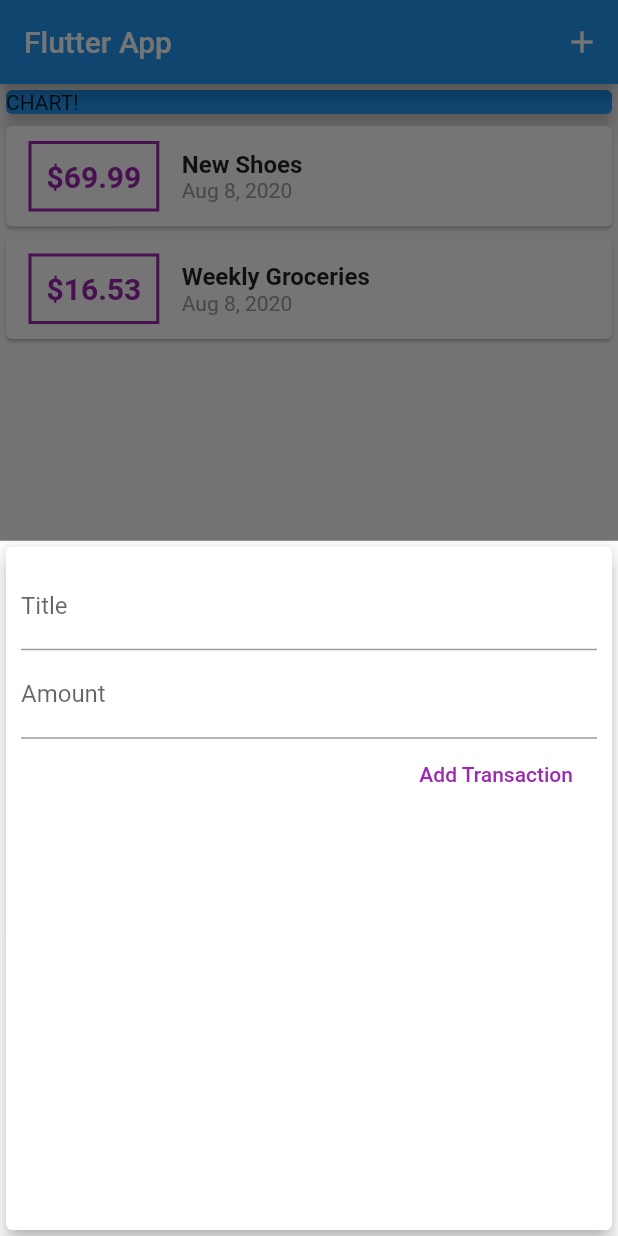
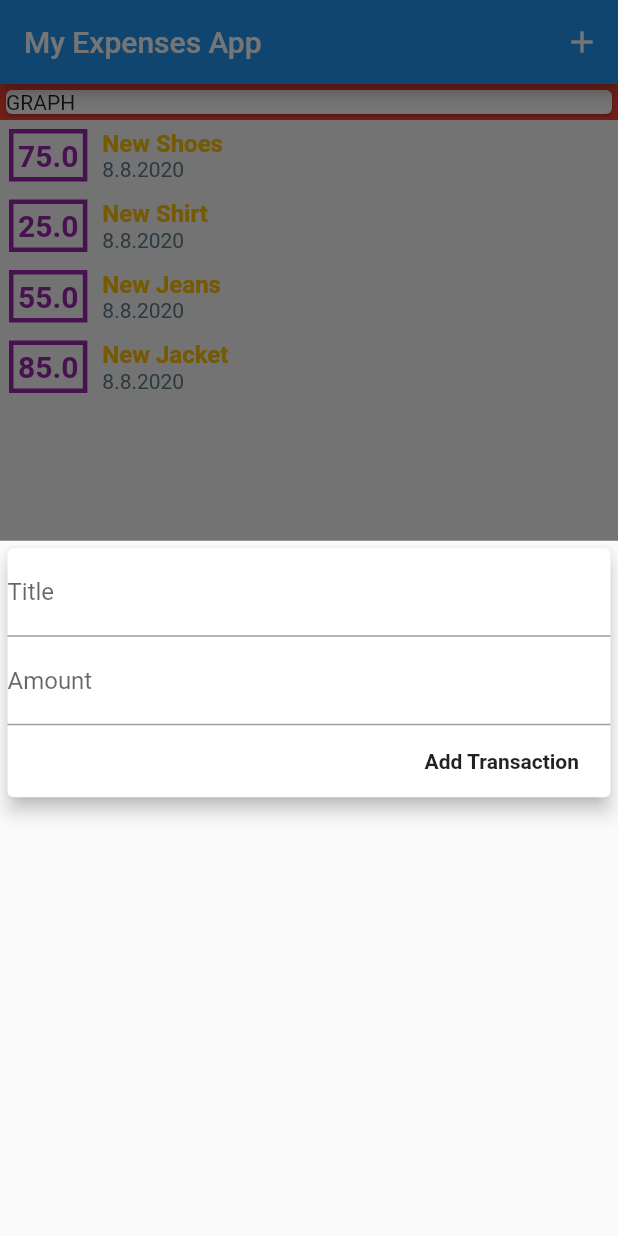
Before and after one commit to leticek/expenses_app, a Flutter app: the screen it shows after launch, after a tap on the "add" icon, on a phone screen of 412 x 824 dp. Run offline on Flutter 3.47's test engine with Material 2 defaults, Android fonts, the phone set to English and light mode, and no system bars.

Commit message:
refactored again, working now

```diff
--- a/lib/main.dart
+++ b/lib/main.dart
@@ -1,64 +1,78 @@
 import 'package:flutter/material.dart';
 
+import './models/transaction.dart';
 import './widgets/new_transaction.dart';
 import './widgets/transaction_list.dart';
-import './models/transaction.dart';
 
-void main() => runApp(MyApp());
+void main() {
+  runApp(MyApp());
+}
 
 class MyApp extends StatelessWidget {
   @override
   Widget build(BuildContext context) {
     return MaterialApp(
-      title: 'Flutter App',
-      home: MyHomePage(),
+      title: 'Flutter Demo',
+      home: MyExpensesHome(),
     );
   }
 }
 
-class MyHomePage extends StatefulWidget {
-  // String titleInput;
-  // String amountInput;
+class MyExpensesHome extends StatefulWidget {
   @override
-  _MyHomePageState createState() => _MyHomePageState();
+  _MyExpensesHomeState createState() => _MyExpensesHomeState();
 }
 
-class _MyHomePageState extends State<MyHomePage> {
-  final List<Transaction> _userTransactions = [
+class _MyExpensesHomeState extends State<MyExpensesHome> {
+  final List<Transaction> _transactionList = [
     Transaction(
       id: 't1',
       title: 'New Shoes',
-      amount: 69.99,
+      price: 75,
       date: DateTime.now(),
     ),
     Transaction(
       id: 't2',
-      title: 'Weekly Groceries',
-      amount: 16.53,
+      title: 'New Shirt',
+      price: 25,
+      date: DateTime.now(),
+    ),
+    Transaction(
+      id: 't3',
+      title: 'New Jeans',
+      price: 55,
+      date: DateTime.now(),
+    ),
+    Transaction(
+      id: 't4',
+      title: 'New Jacket',
+      price: 85,
       date: DateTime.now(),
     ),
   ];
 
-  void _addNewTransaction(String txTitle, double txAmount) {
-    final newTx = Transaction(
-      title: txTitle,
-      amount: txAmount,
+  void _addTransaction({String tTitle, double tAmount}) {
+    final t = Transaction(
+      id: DateTime.now().toString(),
+      title: tTitle,
+      price: tAmount,
       date: DateTime.now(),
-      id: DateTime.now().toString(),
     );
 
     setState(() {
-      _userTransactions.add(newTx);
+      _transactionList.add(t);
     });
   }
 
-  void _startAddNewTransaction(BuildContext ctx) {
+  void startNewTransaction(BuildContext ctx) {
     showModalBottomSheet(
       context: ctx,
       builder: (_) {
         return GestureDetector(
           onTap: () {},
-          child: NewTransaction(_addNewTransaction),
+          child: NewTransaction(
+            buttonHandler: this._addTransaction,
+          ),
           behavior: HitTestBehavior.opaque,
         );
       },
@@ -69,35 +83,35 @@ class _MyHomePageState extends State<MyHomePage> {
   Widget build(BuildContext context) {
     return Scaffold(
       appBar: AppBar(
-        title: Text('Flutter App'),
+        title: Text('My Expenses App'),
         actions: <Widget>[
           IconButton(
             icon: Icon(Icons.add),
-            onPressed: () => _startAddNewTransaction(context),
-          ),
+            onPressed: () => startNewTransaction(context),
+          )
         ],
       ),
+      floatingActionButton: FloatingActionButton(
+        child: Icon(Icons.add),
+        onPressed: () => startNewTransaction(context),
+      ),
+      floatingActionButtonLocation:
+          FloatingActionButtonLocation.miniCenterFloat,
       body: SingleChildScrollView(
         child: Column(
-          // mainAxisAlignment: MainAxisAlignment.start,
           crossAxisAlignment: CrossAxisAlignment.stretch,
           children: <Widget>[
             Container(
-              width: double.infinity,
               child: Card(
-                color: Colors.blue,
-                child: Text('CHART!'),
-                elevation: 5,
+                child: Text('GRAPH'),
               ),
+              color: Colors.red,
             ),
-            TransactionList(_userTransactions),
+            TransactionList(
+              transactionList: this._transactionList,
+            ),
           ],
         ),
-      ),
-      floatingActionButtonLocation: FloatingActionButtonLocation.centerFloat,
-      floatingActionButton: FloatingActionButton(
-        child: Icon(Icons.add),
-        onPressed: () => _startAddNewTransaction(context),
       ),
     );
   }
--- a/lib/models/transaction.dart
+++ b/lib/models/transaction.dart
@@ -3,13 +3,13 @@ import 'package:flutter/foundation.dart';
 class Transaction {
   final String id;
   final String title;
-  final double amount;
+  final double price;
   final DateTime date;
 
   Transaction({
     @required this.id,
     @required this.title,
-    @required this.amount,
+    @required this.price,
     @required this.date,
   });
 }
--- a/lib/widgets/new_transaction.dart
+++ b/lib/widgets/new_transaction.dart
@@ -1,11 +1,11 @@
 import 'package:flutter/material.dart';
 
 class NewTransaction extends StatelessWidget {
-  final Function addTx;
   final titleController = TextEditingController();
   final amountController = TextEditingController();
+  final Function buttonHandler;
 
-  NewTransaction(this.addTx);
+  NewTransaction({this.buttonHandler});
 
   void submitData() {
     final enteredTitle = titleController.text;
@@ -15,44 +15,53 @@ class NewTransaction extends StatelessWidget {
       return;
     }
 
-    addTx(
-      enteredTitle,
-      enteredAmount,
+    this.buttonHandler(
+      tTitle: enteredTitle,
+      tAmount: enteredAmount,
     );
   }
 
   @override
   Widget build(BuildContext context) {
-    return Card(
+    return Column(
+      children: <Widget>[
+        Card(
+          margin: EdgeInsets.all(5),
           elevation: 5,
-      child: Container(
-        padding: EdgeInsets.all(10),
           child: Column(
             crossAxisAlignment: CrossAxisAlignment.end,
             children: <Widget>[
               TextField(
-              decoration: InputDecoration(labelText: 'Title'),
+                decoration: InputDecoration(
+                  labelText: 'Title',
+                ),
                 controller: titleController,
                 onSubmitted: (_) => submitData(),
-              // onChanged: (val) {
-              //   titleInput = val;
-              // },
               ),
               TextField(
-              decoration: InputDecoration(labelText: 'Amount'),
+                decoration: InputDecoration(
+                  labelText: 'Amount',
+                ),
                 controller: amountController,
-              keyboardType: TextInputType.number,
+                keyboardType: TextInputType.numberWithOptions(decimal: true),
                 onSubmitted: (_) => submitData(),
-              // onChanged: (val) => amountInput = val,
               ),
-            FlatButton(
-              child: Text('Add Transaction'),
-              textColor: Colors.purple,
-              onPressed: submitData,
+              Container(
+                margin: EdgeInsets.only(right: 5),
+                child: FlatButton(
+                  child: Text(
+                    'Add Transaction',
+                    style: TextStyle(
+                      fontWeight: FontWeight.bold,
+                    ),
+                  ),
+                  onPressed: () => submitData(),
+                ),
               ),
             ],
           ),
         ),
+      ],
     );
   }
 }
--- a/lib/widgets/transaction_list.dart
+++ b/lib/widgets/transaction_list.dart
@@ -1,67 +1,26 @@
 import 'package:flutter/material.dart';
-import 'package:intl/intl.dart';
+import 'package:flutter/foundation.dart';
 
 import '../models/transaction.dart';
+import '../widgets/transaction_widget.dart';
 
 class TransactionList extends StatelessWidget {
-  final List<Transaction> transactions;
+  final List<Transaction> transactionList;
 
-  TransactionList(this.transactions);
+  TransactionList({@required this.transactionList});
 
   @override
   Widget build(BuildContext context) {
     return Container(
-      height: 300,
-      child: ListView.builder(
-        itemBuilder: (ctx, index) {
-          return Card(
-            child: Row(
-              children: <Widget>[
-                Container(
-                  margin: EdgeInsets.symmetric(
-                    vertical: 10,
-                    horizontal: 15,
-                  ),
-                  decoration: BoxDecoration(
-                    border: Border.all(
-                      color: Colors.purple,
-                      width: 2,
-                    ),
-                  ),
-                  padding: EdgeInsets.all(10),
-                  child: Text(
-                    '\$${transactions[index].amount.toStringAsFixed(2)}',
-                    style: TextStyle(
-                      fontWeight: FontWeight.bold,
-                      fontSize: 20,
-                      color: Colors.purple,
-                    ),
-                  ),
-                ),
-                Column(
-                  crossAxisAlignment: CrossAxisAlignment.start,
-                  children: <Widget>[
-                    Text(
-                      transactions[index].title,
-                      style: TextStyle(
-                        fontSize: 16,
-                        fontWeight: FontWeight.bold,
-                      ),
-                    ),
-                    Text(
-                      DateFormat.yMMMd().format(transactions[index].date),
-                      style: TextStyle(
-                        color: Colors.grey,
-                      ),
-                    ),
-                  ],
-                ),
-              ],
-            ),
-          );
-        },
-        itemCount: transactions.length,
-      ),
-    );
+        height: 445,
+        child: ListView.builder(
+          itemBuilder: (ctx, index) {
+            print('build list');
+            return TransactionWidget(
+              transaction: transactionList.elementAt(index),
+            );
+          },
+          itemCount: transactionList.length,
+        ));
   }
 }
--- /dev/null
+++ b/lib/widgets/transaction_widget.dart
@@ -0,0 +1,62 @@
+import 'package:flutter/material.dart';
+import 'package:intl/intl.dart';
+
+import '../models/transaction.dart';
+
+class TransactionWidget extends StatelessWidget {
+  final Transaction transaction;
+
+  TransactionWidget({this.transaction});
+
+  @override
+  Widget build(BuildContext context) {
+    return Container(
+      margin: EdgeInsets.all(3),
+      child: Row(
+        mainAxisAlignment: MainAxisAlignment.start,
+        children: <Widget>[
+          Container(
+            decoration: BoxDecoration(
+              border: Border.all(
+                color: Colors.purple,
+                width: 3,
+              ),
+            ),
+            padding: EdgeInsets.all(3),
+            margin: EdgeInsets.fromLTRB(3, 3, 10, 3),
+            child: Text(
+              this.transaction.price.toString(),
+              style: TextStyle(
+                fontWeight: FontWeight.bold,
+                fontSize: 20,
+                color: Colors.purple,
+              ),
+            ),
+          ),
+          Container(
+            child: Column(
+              mainAxisAlignment: MainAxisAlignment.spaceBetween,
+              crossAxisAlignment: CrossAxisAlignment.start,
+              children: <Widget>[
+                Text(
+                  this.transaction.title,
+                  style: TextStyle(
+                      fontSize: 16,
+                      fontWeight: FontWeight.bold,
+                      color: Colors.amber),
+                ),
+                Text(
+                  DateFormat('d.M.yyyy').format(this.transaction.date),
+                  style: TextStyle(
+                    fontSize: 14,
+                    color: Colors.blueGrey,
+                  ),
+                ),
+              ],
+            ),
+          )
+        ],
+      ),
+    );
+  }
+}
```
Lines whose indentation alone changed are shown as unchanged.
